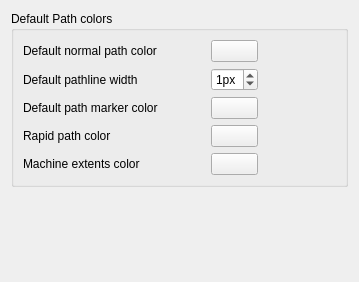
Qt form src/Mod/Path/Gui/DlgSettingsPathColor.ui (berndhahnebach/All_FreeCAD) before a commit.
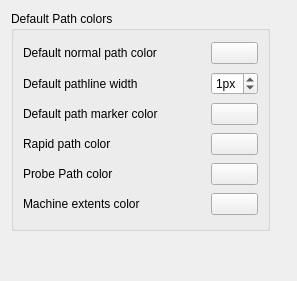
The same form after that commit. Custom widgets are drawn as their Qt base class.

Commit message:
PATH: Add support to visualize probe moves
G38.2/3/4/5

The edit to the form file:
```diff
--- a/src/Mod/Path/Gui/DlgSettingsPathColor.ui
+++ b/src/Mod/Path/Gui/DlgSettingsPathColor.ui
@@ -6,21 +6,19 @@
    <rect>
     <x>0</x>
     <y>0</y>
-    <width>359</width>
-    <height>282</height>
+    <width>297</width>
+    <height>281</height>
    </rect>
   </property>
   <property name="windowTitle">
    <string>Path colors</string>
   </property>
-  <layout class="QVBoxLayout" name="verticalLayout">
-   <item>
+  <layout class="QFormLayout" name="formLayout">
+   <item row="0" column="0">
     <widget class="QGroupBox" name="groupBoxDefaultColors">
      <property name="title">
       <string>Default Path colors</string>
      </property>
-     <layout class="QHBoxLayout" name="horizontalLayout">
-      <item>
        <layout class="QGridLayout" name="gridLayout">
         <item row="0" column="0">
          <widget class="QLabel" name="label_6">
@@ -55,7 +53,7 @@
           </property>
          </widget>
         </item>
-        <item row="2" column="0">
+      <item row="1" column="0">
          <widget class="QLabel" name="label_9">
           <property name="minimumSize">
            <size>
@@ -68,7 +66,7 @@
           </property>
          </widget>
         </item>
-        <item row="2" column="1">
+      <item row="1" column="1">
          <widget class="Gui::PrefSpinBox" name="DefaultPathLineWidth">
           <property name="toolTip">
            <string>The default line thickness for new shapes</string>
@@ -90,7 +88,7 @@
           </property>
          </widget>
         </item>
-        <item row="3" column="0">
+      <item row="2" column="0">
          <widget class="QLabel" name="label_10">
           <property name="minimumSize">
            <size>
@@ -103,7 +101,7 @@
           </property>
          </widget>
         </item>
-        <item row="3" column="1">
+      <item row="2" column="1">
          <widget class="Gui::PrefColorButton" name="DefaultPathMarkerColor">
           <property name="toolTip">
            <string>The default line color for new shapes</string>
@@ -123,7 +121,7 @@
           </property>
          </widget>
         </item>
-        <item row="4" column="0">
+      <item row="3" column="0">
          <widget class="QLabel" name="label_7">
           <property name="minimumSize">
            <size>
@@ -136,7 +134,7 @@
           </property>
          </widget>
         </item>
-        <item row="4" column="1">
+      <item row="3" column="1">
          <widget class="Gui::PrefColorButton" name="DefaultRapidPathColor">
           <property name="toolTip">
            <string>The default line color for new shapes</string>
@@ -156,6 +154,39 @@
           </property>
          </widget>
         </item>
+      <item row="4" column="0">
+       <widget class="QLabel" name="label_8">
+        <property name="minimumSize">
+         <size>
+          <width>182</width>
+          <height>0</height>
+         </size>
+        </property>
+        <property name="text">
+         <string>Probe Path color</string>
+        </property>
+       </widget>
+      </item>
+      <item row="4" column="1">
+       <widget class="Gui::PrefColorButton" name="DefaultProbePathColor">
+        <property name="toolTip">
+         <string>The default line color for new shapes</string>
+        </property>
+        <property name="color" stdset="0">
+         <color>
+          <red>255</red>
+          <green>255</green>
+          <blue>5</blue>
+         </color>
+        </property>
+        <property name="prefEntry" stdset="0">
+         <cstring>DefaultProbePathColor</cstring>
+        </property>
+        <property name="prefPath" stdset="0">
+         <cstring>Mod/Path</cstring>
+        </property>
+       </widget>
+      </item>
         <item row="5" column="0">
          <widget class="QLabel" name="label">
           <property name="text">
@@ -174,24 +205,26 @@
          </widget>
         </item>
        </layout>
-      </item>
-      <item>
+     <zorder>DefaultRapidPathColor_2</zorder>
+     <zorder>label_8</zorder>
+     <zorder>label_8</zorder>
+     <zorder>DefaultProbePathColor</zorder>
+    </widget>
+   </item>
+   <item row="0" column="1">
        <spacer name="horizontalSpacer">
         <property name="orientation">
          <enum>Qt::Horizontal</enum>
         </property>
         <property name="sizeHint" stdset="0">
          <size>
-          <width>28</width>
-          <height>20</height>
+       <width>7</width>
+       <height>220</height>
          </size>
         </property>
        </spacer>
       </item>
-     </layout>
-    </widget>
-   </item>
-   <item>
+   <item row="1" column="0" colspan="2">
     <spacer name="verticalSpacer">
      <property name="orientation">
       <enum>Qt::Vertical</enum>
```
Left out of the diff: 6 changed lines with no effect on the pictures. Lines whose indentation alone changed are shown as unchanged. The commit also changes 2 other files.
